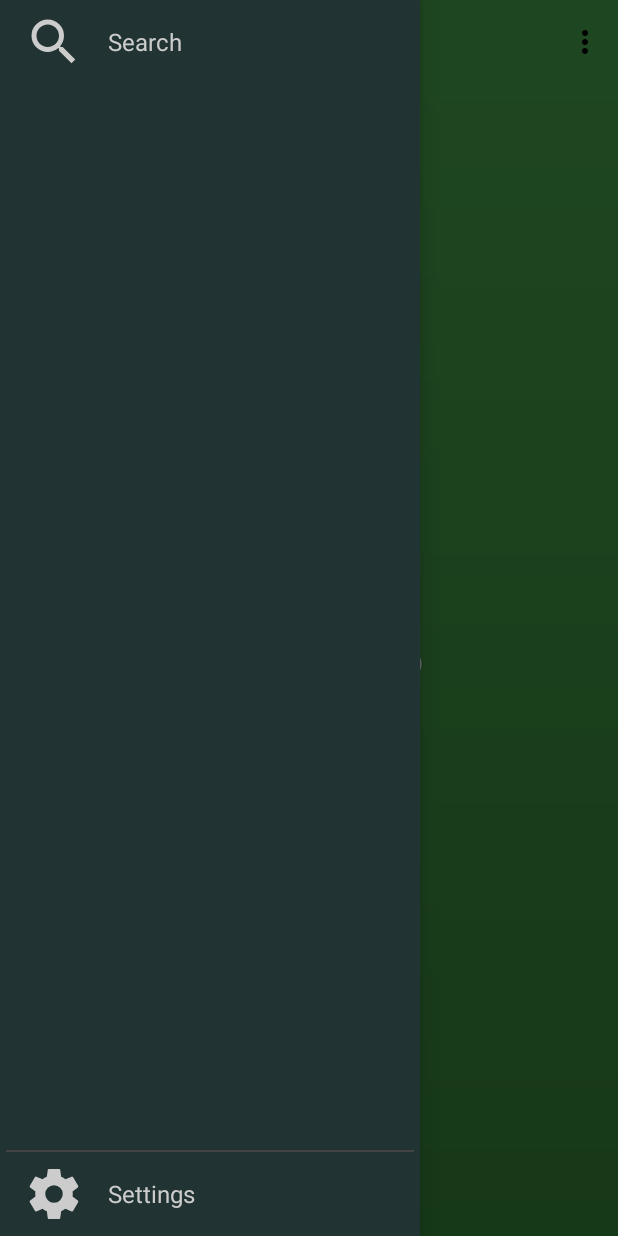
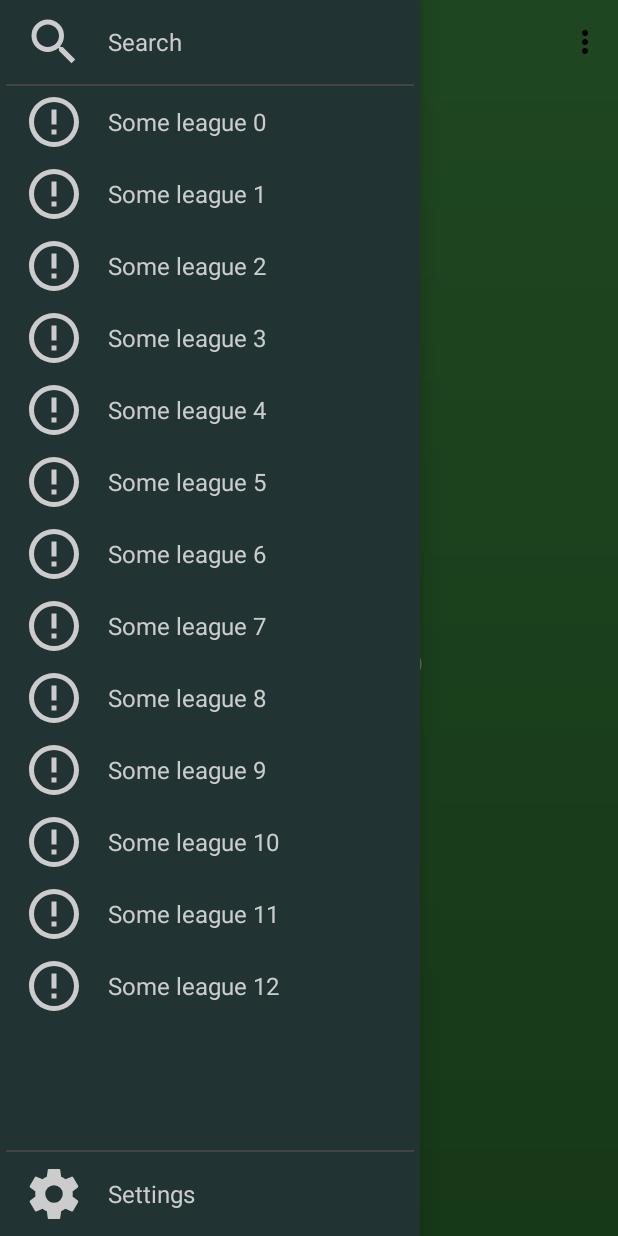
Before and after one commit to bzinoun/OpenArena, an Android app: the screen it shows after launch (MainActivity), with the side drawer open, on a phone screen of 412 x 824 dp. Run offline under Robolectric (Android 15) with nearby library versions, the phone set to English and light mode, and no system bars.

Commit message:
Modify navigation and item. Create Abstract recyclerview adapter and Leagues adapter

```diff
--- /dev/null
+++ b/mobile/src/main/java/com/openarena/model/AbstractRecyclerAdapter.java
@@ -0,0 +1,59 @@
+package com.openarena.model;
+
+import android.support.v7.widget.RecyclerView;
+import android.view.ViewGroup;
+
+import com.openarena.util.L;
+
+import java.util.ArrayList;
+
+/**
+ *
+ * @param <OL> object of list
+ * @param <VH> ViewHolder
+ */
+public abstract class AbstractRecyclerAdapter<OL,VH extends RecyclerView.ViewHolder> extends RecyclerView.Adapter<VH> {
+
+	protected ArrayList<OL> mList;
+
+	public AbstractRecyclerAdapter(ArrayList<OL> list) {
+		mList = list;
+	}
+
+	@Override
+	abstract public VH onCreateViewHolder(ViewGroup parent, int viewType);
+
+	@Override
+	abstract public void onBindViewHolder(VH holder, int position);
+
+	@Override
+	public int getItemCount() {
+		if (mList != null) return mList.size();
+		else {
+			L.e(this, "mList == null");
+			return 0;
+		}
+	}
+
+	public void addItem(int index, OL item) {
+		if (mList != null) {
+			mList.add(index, item);
+			notifyItemInserted(index);
+		}
+	}
+
+	public void removeItem(int index) {
+		if (mList != null) {
+			mList.remove(index);
+			notifyItemRemoved(index);
+		}
+	}
+
+	public void changeData(ArrayList<OL> list) {
+		if (list != null) {
+			mList = list;
+			notifyDataSetChanged();
+		}
+	}
+
+}
--- /dev/null
+++ b/mobile/src/main/java/com/openarena/model/adapters/LeaguesAdapter.java
@@ -0,0 +1,56 @@
+package com.openarena.model.adapters;
+
+import android.support.v7.widget.RecyclerView;
+import android.view.LayoutInflater;
+import android.view.View;
+import android.view.ViewGroup;
+import android.widget.ImageView;
+import android.widget.TextView;
+
+import com.openarena.R;
+import com.openarena.model.AbstractRecyclerAdapter;
+import com.openarena.model.objects.League;
+
+import java.util.ArrayList;
+
+public class LeaguesAdapter extends AbstractRecyclerAdapter<League, LeaguesAdapter.LeagueViewHolder> {
+
+	public LeaguesAdapter(ArrayList<League> list) {
+		super(list);
+	}
+
+	@Override
+	public LeagueViewHolder onCreateViewHolder(ViewGroup parent, int viewType) {
+		View view = LayoutInflater.from(parent.getContext()).inflate(R.layout.item_navigation, parent, false);
+		return new LeagueViewHolder(view);
+	}
+
+	@Override
+	public void onBindViewHolder(LeagueViewHolder holder, int position) {
+		League item = mList.get(position);
+		//temp image
+		holder.getIcon().setImageResource(R.drawable.ic_alert_circle_outline);
+		holder.getName().setText(item.getCaption());
+	}
+
+	public static class LeagueViewHolder extends RecyclerView.ViewHolder {
+
+		private ImageView mIcon;
+		private TextView mName;
+
+		public LeagueViewHolder(View itemView) {
+			super(itemView);
+			mIcon = (ImageView) itemView.findViewById(R.id.icon);
+			mName = (TextView) itemView.findViewById(R.id.name);
+		}
+
+		public ImageView getIcon() {
+			return mIcon;
+		}
+
+		public TextView getName() {
+			return mName;
+		}
+	}
+
+}
--- a/mobile/src/main/java/com/openarena/view/activitys/MainActivity.java
+++ b/mobile/src/main/java/com/openarena/view/activitys/MainActivity.java
@@ -2,18 +2,26 @@ package com.openarena.view.activitys;
 
 import android.app.FragmentManager;
 import android.os.Bundle;
+import android.support.design.widget.NavigationView;
 import android.support.v4.view.GravityCompat;
 import android.support.v4.widget.DrawerLayout;
 import android.support.v7.app.ActionBarDrawerToggle;
 import android.support.v7.app.AppCompatActivity;
+import android.support.v7.widget.LinearLayoutManager;
+import android.support.v7.widget.RecyclerView;
 import android.support.v7.widget.Toolbar;
 import android.view.Menu;
 
 import com.openarena.R;
 import com.openarena.controllers.Controller;
 import com.openarena.model.PreferencesManager;
+import com.openarena.model.adapters.LeaguesAdapter;
+import com.openarena.model.objects.League;
 import com.openarena.util.Const;
+import com.openarena.util.L;
 import com.openarena.view.fragments.SplashscreenFragment;
+
+import java.util.ArrayList;
 
 public class MainActivity extends AppCompatActivity {
 
@@ -76,6 +84,20 @@ public class MainActivity extends AppCompatActivity {
 		toggle.syncState();
 		//mDrawer.setDrawerLockMode(DrawerLayout.LOCK_MODE_LOCKED_CLOSED);
 		//mDrawer.setDrawerLockMode(DrawerLayout.LOCK_MODE_UNLOCKED);
-		//NavigationView navigation = (NavigationView) findViewById(R.id.navigation_view);
+		NavigationView navigation = (NavigationView) findViewById(R.id.navigation_view);
+		if (navigation != null) {
+			RecyclerView recyclerView = (RecyclerView) navigation.findViewById(R.id.navigation_list);
+			recyclerView.setLayoutManager(new LinearLayoutManager(this, LinearLayoutManager.VERTICAL, false));
+			ArrayList<League> list = new ArrayList<>();
+			for (int i = 0; i < 13; i++) {
+				list.add(new League(1, "Some league " + i, "", 0, 0, 0, 0, 0, 0));
+			}
+			recyclerView.setAdapter(new LeaguesAdapter(list));
+		}
+		else {
+			L.e(this, "RuntimeException");
+			throw new RuntimeException("NavigationView have not find");
+		}
+
 	}
 }
--- /dev/null
+++ b/mobile/src/main/res/drawable-v21/ic_alert_circle_outline.xml
@@ -0,0 +1,8 @@
+<!-- drawable/alert_circle_outline.xml -->
+<vector xmlns:android="http://schemas.android.com/apk/res/android"
+    android:height="@dimen/navigation_icon_size"
+    android:width="@dimen/navigation_icon_size"
+    android:viewportWidth="24"
+    android:viewportHeight="24">
+    <path android:fillColor="@color/navigation_text_color" android:pathData="M11,15H13V17H11V15M11,7H13V13H11V7M12,2C6.47,2 2,6.5 2,12A10,10 0 0,0 12,22A10,10 0 0,0 22,12A10,10 0 0,0 12,2M12,20A8,8 0 0,1 4,12A8,8 0 0,1 12,4A8,8 0 0,1 20,12A8,8 0 0,1 12,20Z" />
+</vector>
--- /dev/null
+++ b/mobile/src/main/res/drawable-v21/ic_search.xml
@@ -0,0 +1,8 @@
+<!-- drawable/magnify.xml -->
+<vector xmlns:android="http://schemas.android.com/apk/res/android"
+    android:height="@dimen/navigation_icon_size"
+    android:width="@dimen/navigation_icon_size"
+    android:viewportWidth="24"
+    android:viewportHeight="24">
+    <path android:fillColor="@color/navigation_text_color" android:pathData="M9.5,3A6.5,6.5 0 0,1 16,9.5C16,11.11 15.41,12.59 14.44,13.73L14.71,14H15.5L20.5,19L19,20.5L14,15.5V14.71L13.73,14.44C12.59,15.41 11.11,16 9.5,16A6.5,6.5 0 0,1 3,9.5A6.5,6.5 0 0,1 9.5,3M9.5,5C7,5 5,7 5,9.5C5,12 7,14 9.5,14C12,14 14,12 14,9.5C14,7 12,5 9.5,5Z" />
+</vector>
--- /dev/null
+++ b/mobile/src/main/res/drawable-v21/ic_settings.xml
@@ -0,0 +1,8 @@
+<!-- drawable/settings.xml -->
+<vector xmlns:android="http://schemas.android.com/apk/res/android"
+    android:height="@dimen/navigation_icon_size"
+    android:width="@dimen/navigation_icon_size"
+    android:viewportWidth="24"
+    android:viewportHeight="24">
+    <path android:fillColor="@color/navigation_text_color" android:pathData="M12,15.5A3.5,3.5 0 0,1 8.5,12A3.5,3.5 0 0,1 12,8.5A3.5,3.5 0 0,1 15.5,12A3.5,3.5 0 0,1 12,15.5M19.43,12.97C19.47,12.65 19.5,12.33 19.5,12C19.5,11.67 19.47,11.34 19.43,11L21.54,9.37C21.73,9.22 21.78,8.95 21.66,8.73L19.66,5.27C19.54,5.05 19.27,4.96 19.05,5.05L16.56,6.05C16.04,5.66 15.5,5.32 14.87,5.07L14.5,2.42C14.46,2.18 14.25,2 14,2H10C9.75,2 9.54,2.18 9.5,2.42L9.13,5.07C8.5,5.32 7.96,5.66 7.44,6.05L4.95,5.05C4.73,4.96 4.46,5.05 4.34,5.27L2.34,8.73C2.21,8.95 2.27,9.22 2.46,9.37L4.57,11C4.53,11.34 4.5,11.67 4.5,12C4.5,12.33 4.53,12.65 4.57,12.97L2.46,14.63C2.27,14.78 2.21,15.05 2.34,15.27L4.34,18.73C4.46,18.95 4.73,19.03 4.95,18.95L7.44,17.94C7.96,18.34 8.5,18.68 9.13,18.93L9.5,21.58C9.54,21.82 9.75,22 10,22H14C14.25,22 14.46,21.82 14.5,21.58L14.87,18.93C15.5,18.67 16.04,18.34 16.56,17.94L19.05,18.95C19.27,19.03 19.54,18.95 19.66,18.73L21.66,15.27C21.78,15.05 21.73,14.78 21.54,14.63L19.43,12.97Z" />
+</vector>
--- /dev/null
+++ b/mobile/src/main/res/drawable/ic_alert_circle_outline.xml
@@ -0,0 +1,8 @@
+<!-- drawable/alert_circle_outline.xml -->
+<vector xmlns:android="http://schemas.android.com/apk/res/android"
+    android:height="40dp"
+    android:width="40dp"
+    android:viewportWidth="24"
+    android:viewportHeight="24">
+    <path android:fillColor="#ccc" android:pathData="M11,15H13V17H11V15M11,7H13V13H11V7M12,2C6.47,2 2,6.5 2,12A10,10 0 0,0 12,22A10,10 0 0,0 22,12A10,10 0 0,0 12,2M12,20A8,8 0 0,1 4,12A8,8 0 0,1 12,4A8,8 0 0,1 20,12A8,8 0 0,1 12,20Z" />
+</vector>
--- a/mobile/src/main/res/layout/item_navigation.xml
+++ b/mobile/src/main/res/layout/item_navigation.xml
@@ -3,6 +3,8 @@
 	xmlns:android="http://schemas.android.com/apk/res/android"
 	xmlns:tools="http://schemas.android.com/tools"
 	android:layout_width="match_parent"
+	android:background="@drawable/navigation_item"
+	android:clickable="true"
 	android:layout_height="@dimen/navigation_item_height"
 	android:paddingLeft="@dimen/horizontal_padding"
 	android:paddingRight="@dimen/horizontal_padding">
@@ -14,6 +16,7 @@
 		android:layout_gravity="center_vertical"/>
 
 	<TextView
+		android:layout_gravity="center_vertical"
 		android:layout_marginLeft="56dp"
 		android:id="@+id/name"
 		android:layout_width="wrap_content"
--- a/mobile/src/main/res/layout/navigation_view.xml
+++ b/mobile/src/main/res/layout/navigation_view.xml
@@ -47,6 +47,13 @@
 						android:textSize="@dimen/navigation_text_size"/>
 				</FrameLayout>
 
+				<FrameLayout
+					android:layout_width="match_parent"
+					android:layout_height="1dp"
+					android:layout_marginLeft="4dp"
+					android:layout_marginRight="4dp"
+					android:background="@color/navigation_background_separator"/>
+
 				<android.support.v7.widget.RecyclerView
 					android:id="@+id/navigation_list"
 					android:layout_width="match_parent"
@@ -94,7 +101,7 @@
 					android:textSize="@dimen/navigation_text_size"/>
 
 			</FrameLayout>
+
 		</LinearLayout>
-
 	</RelativeLayout>
 </android.support.design.widget.NavigationView>
```
